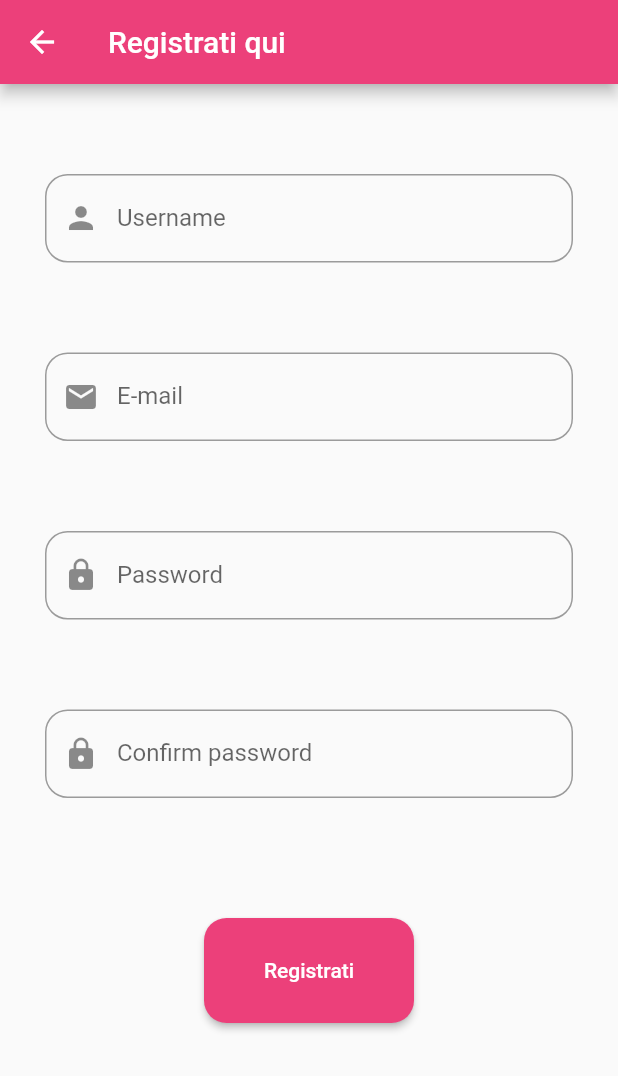
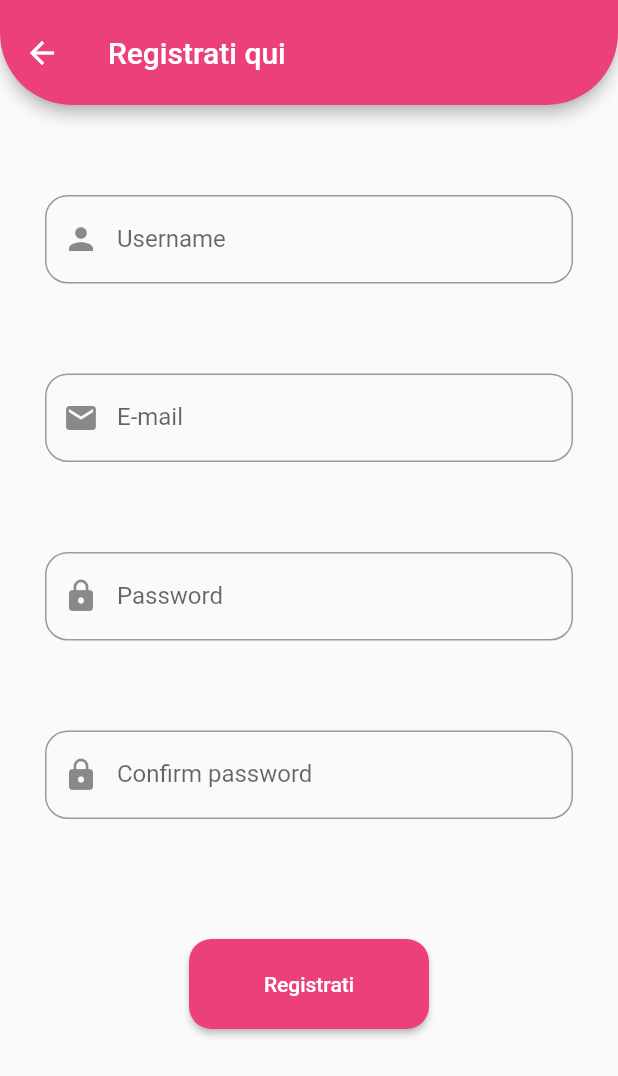
Before and after one commit to edoremo00/authusermobile, a Flutter app: the Registerstatteful screen opened by its route, on a phone screen of 412 x 824 dp. Shown: the top 1076 px of the screen. Run offline on Flutter 3.47's test engine with Material 2 defaults, Android fonts, the phone set to English and light mode, and no system bars.

Commit message:
modificato stile appbar pagina register

```diff
--- a/lib/schermate/Registerstateful.dart
+++ b/lib/schermate/Registerstateful.dart
@@ -39,6 +39,12 @@ class _RegisterstattefulState extends State<Registerstatteful> {
       ),*/
       //# end region
       appBar: AppBar(
+        shape: RoundedRectangleBorder(
+          borderRadius: BorderRadius.vertical(
+            bottom: Radius.circular(48),
+          ),
+        ),
+        toolbarHeight: 70,
         title: Text(
           'Registrati qui',
           style: TextStyle(fontWeight: FontWeight.w500),
@@ -53,9 +59,11 @@ class _RegisterstattefulState extends State<Registerstatteful> {
           Expanded(
             // wrappare expanded è fondamentale, senza non ho lo scrolling della pagina
             child: SingleChildScrollView(
+              //primary: true,
               padding:
                   EdgeInsets.only(top: 60, left: 30, right: 30, bottom: 30),
               child: Column(
+                crossAxisAlignment: CrossAxisAlignment.center,
                 children: [
                   Textfieldregister(
                     labeltext: 'Username',
@@ -100,7 +108,7 @@ class _RegisterstattefulState extends State<Registerstatteful> {
                     onPressed: () => {reg.registeruser(reg)},
                     child: Text('Registrati'),
                     style: ElevatedButton.styleFrom(
-                      fixedSize: Size(140, 70),
+                      fixedSize: Size(160, 60),
                       primary: Colors.pink[400],
                       shape: RoundedRectangleBorder(
                         borderRadius: BorderRadius.all(
```
